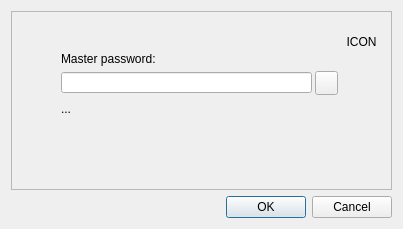
Old version of the form ui/login_window_hashed_maze.ui in the repository TitoBarrosTI/hashed_maze.
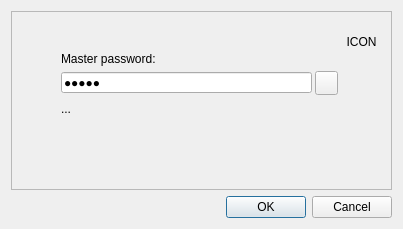
New version of the form.

The edit to the form file:
```diff
--- a/ui/login_window_hashed_maze.ui
+++ b/ui/login_window_hashed_maze.ui
@@ -35,7 +35,7 @@
        <enum>Qt::LayoutDirection::LeftToRight</enum>
       </property>
       <property name="text">
-       <string/>
+       <string>teste</string>
       </property>
       <property name="echoMode">
        <enum>QLineEdit::EchoMode::Password</enum>
```
